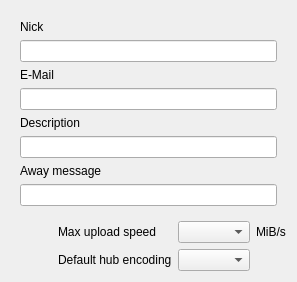
Above: eiskaltdcpp/ui/UISettingsPersonal.ui from eiskaltdcpp/eiskaltdcpp before the change. Below: the same form after it.
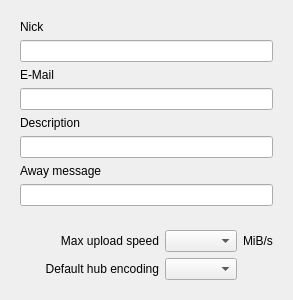
That is the form after the change.

The edit to the form file:
```diff
--- a/eiskaltdcpp/ui/UISettingsPersonal.ui
+++ b/eiskaltdcpp/ui/UISettingsPersonal.ui
@@ -6,8 +6,8 @@
    <rect>
     <x>0</x>
     <y>0</y>
-    <width>297</width>
-    <height>270</height>
+    <width>293</width>
+    <height>292</height>
    </rect>
   </property>
   <property name="sizePolicy">
@@ -19,8 +19,8 @@
   <property name="windowTitle">
    <string>Form</string>
   </property>
-  <layout class="QGridLayout" name="gridLayout">
-   <item row="0" column="0" colspan="4">
+  <layout class="QVBoxLayout" name="verticalLayout">
+   <item>
     <widget class="QFrame" name="frame">
      <property name="frameShape">
       <enum>QFrame::NoFrame</enum>
@@ -72,7 +72,90 @@
      </layout>
     </widget>
    </item>
-   <item row="3" column="2">
+   <item>
+    <widget class="QFrame" name="frame_2">
+     <property name="frameShape">
+      <enum>QFrame::NoFrame</enum>
+     </property>
+     <property name="frameShadow">
+      <enum>QFrame::Raised</enum>
+     </property>
+     <layout class="QGridLayout" name="gridLayout">
+      <item row="0" column="0">
+       <widget class="QLabel" name="label_5">
+        <property name="sizePolicy">
+         <sizepolicy hsizetype="Expanding" vsizetype="Preferred">
+          <horstretch>0</horstretch>
+          <verstretch>0</verstretch>
+         </sizepolicy>
+        </property>
+        <property name="text">
+         <string>Max upload speed</string>
+        </property>
+        <property name="alignment">
+         <set>Qt::AlignRight|Qt::AlignTrailing|Qt::AlignVCenter</set>
+        </property>
+        <property name="wordWrap">
+         <bool>true</bool>
+        </property>
+       </widget>
+      </item>
+      <item row="0" column="1">
+       <widget class="QComboBox" name="comboBox_SPEED">
+        <property name="sizePolicy">
+         <sizepolicy hsizetype="Minimum" vsizetype="Fixed">
+          <horstretch>0</horstretch>
+          <verstretch>0</verstretch>
+         </sizepolicy>
+        </property>
+       </widget>
+      </item>
+      <item row="0" column="2">
+       <widget class="QLabel" name="label_7">
+        <property name="sizePolicy">
+         <sizepolicy hsizetype="Minimum" vsizetype="Preferred">
+          <horstretch>0</horstretch>
+          <verstretch>0</verstretch>
+         </sizepolicy>
+        </property>
+        <property name="text">
+         <string>MiB/s</string>
+        </property>
+       </widget>
+      </item>
+      <item row="1" column="0">
+       <widget class="QLabel" name="label_6">
+        <property name="sizePolicy">
+         <sizepolicy hsizetype="Expanding" vsizetype="Preferred">
+          <horstretch>0</horstretch>
+          <verstretch>0</verstretch>
+         </sizepolicy>
+        </property>
+        <property name="text">
+         <string>Default hub encoding</string>
+        </property>
+        <property name="alignment">
+         <set>Qt::AlignRight|Qt::AlignTrailing|Qt::AlignVCenter</set>
+        </property>
+        <property name="wordWrap">
+         <bool>true</bool>
+        </property>
+       </widget>
+      </item>
+      <item row="1" column="1">
+       <widget class="QComboBox" name="comboBox_ENC">
+        <property name="sizePolicy">
+         <sizepolicy hsizetype="Minimum" vsizetype="Fixed">
+          <horstretch>0</horstretch>
+          <verstretch>0</verstretch>
+         </sizepolicy>
+        </property>
+       </widget>
+      </item>
+     </layout>
+    </widget>
+   </item>
+   <item>
     <spacer name="verticalSpacer">
      <property name="orientation">
       <enum>Qt::Vertical</enum>
@@ -80,51 +163,11 @@
      <property name="sizeHint" stdset="0">
       <size>
        <width>20</width>
-       <height>40</height>
+       <height>0</height>
       </size>
      </property>
     </spacer>
    </item>
-   <item row="1" column="2">
-    <widget class="QComboBox" name="comboBox_SPEED"/>
-   </item>
-   <item row="2" column="2">
-    <widget class="QComboBox" name="comboBox_ENC"/>
-   </item>
-   <item row="1" column="1">
-    <widget class="QLabel" name="label_5">
-     <property name="text">
-      <string>Max upload speed</string>
-     </property>
-    </widget>
-   </item>
-   <item row="2" column="1">
-    <widget class="QLabel" name="label_6">
-     <property name="text">
-      <string>Default hub encoding</string>
-     </property>
-    </widget>
-   </item>
-   <item row="1" column="0">
-    <spacer name="horizontalSpacer">
-     <property name="orientation">
-      <enum>Qt::Horizontal</enum>
-     </property>
-     <property name="sizeHint" stdset="0">
-      <size>
-       <width>40</width>
-       <height>20</height>
-      </size>
-     </property>
-    </spacer>
-   </item>
-   <item row="1" column="3">
-    <widget class="QLabel" name="label_7">
-     <property name="text">
-      <string>MiB/s</string>
-     </property>
-    </widget>
-   </item>
   </layout>
  </widget>
  <resources/>
```
